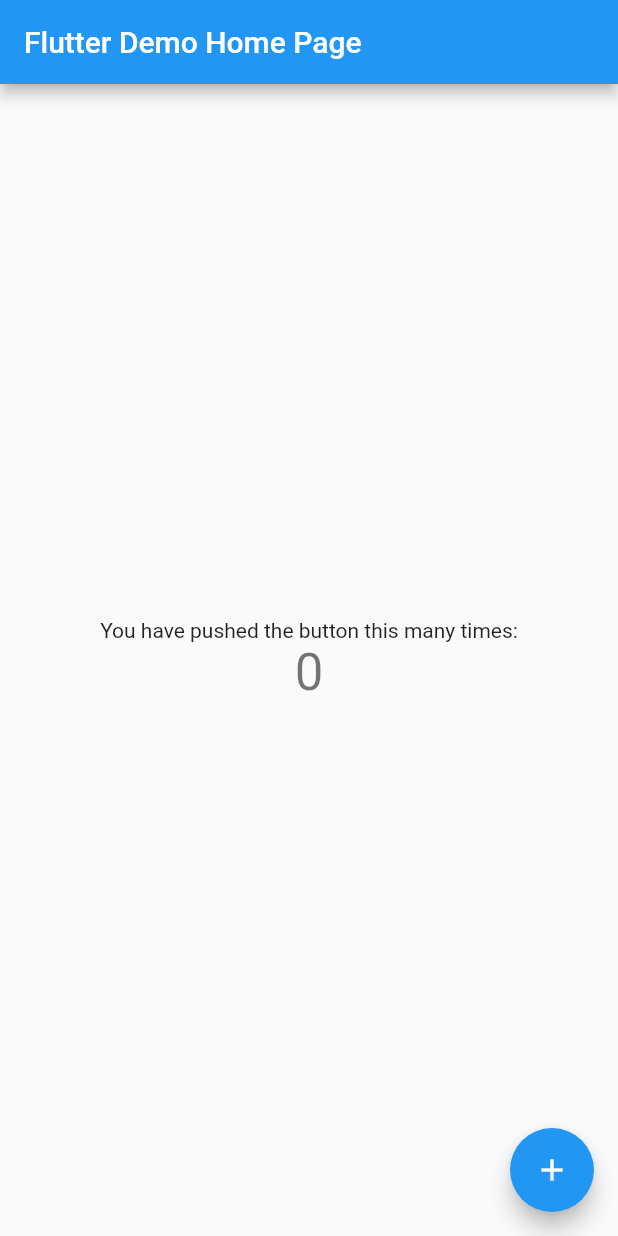
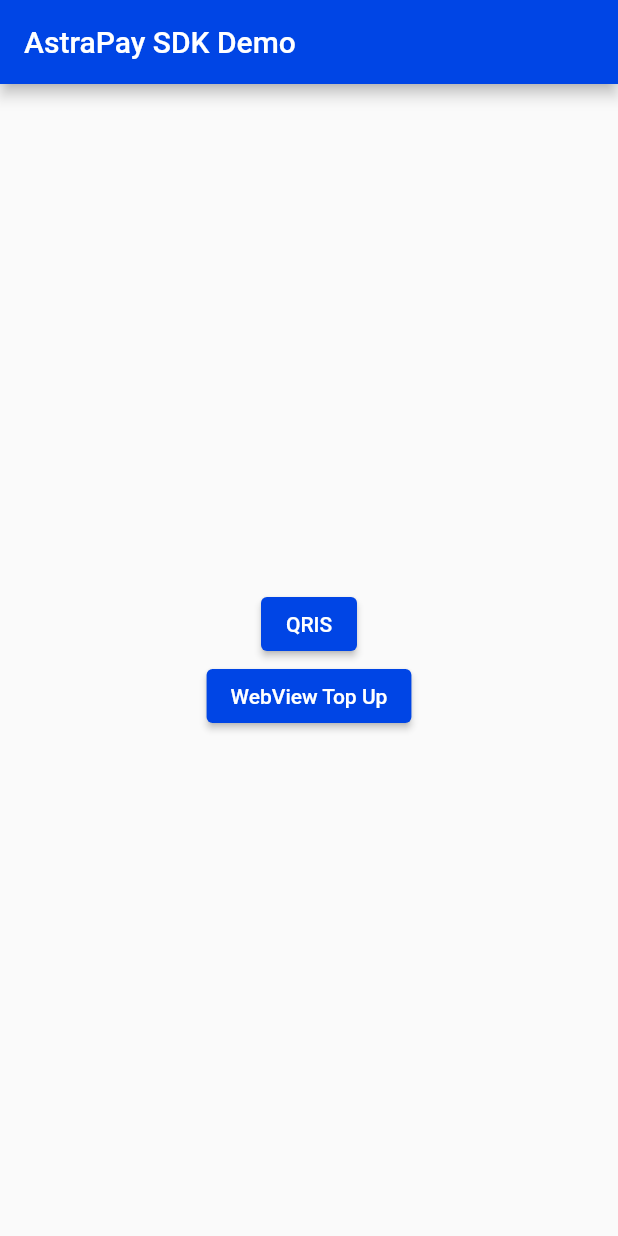
Before and after one commit to astrapay/flutter-sdk-samples, a Flutter app: the screen it shows after launch, on a phone screen of 412 x 824 dp. Run offline on Flutter 3.47's test engine with Material 2 defaults, Android fonts, the phone set to English and light mode, and no system bars.

Commit message:
add webview top up

```diff
--- /dev/null
+++ b/lib/color.dart
@@ -0,0 +1,17 @@
+import 'package:flutter/material.dart';
+
+MaterialColor astraPayColor = MaterialColor(
+  Color.fromRGBO(0, 69, 229, 1).value,
+  <int, Color>{
+    50: Color.fromRGBO(0, 69, 229, 0.1),
+    100: Color.fromRGBO(0, 69, 229, 0.2),
+    200: Color.fromRGBO(0, 69, 229, 0.3),
+    300: Color.fromRGBO(0, 69, 229, 0.4),
+    400: Color.fromRGBO(0, 69, 229, 0.5),
+    500: Color.fromRGBO(0, 69, 229, 0.6),
+    600: Color.fromRGBO(0, 69, 229, 0.7),
+    700: Color.fromRGBO(0, 69, 229, 0.8),
+    800: Color.fromRGBO(0, 69, 229, 0.9),
+    900: Color.fromRGBO(0, 69, 229, 1),
+  },
+);
--- a/lib/main.dart
+++ b/lib/main.dart
@@ -1,44 +1,27 @@
 import 'package:flutter/material.dart';
 import 'package:flutter/services.dart';
+import 'color.dart';
 
 void main() {
   runApp(MyApp());
 }
 
 class MyApp extends StatelessWidget {
-  // This widget is the root of your application.
   @override
   Widget build(BuildContext context) {
     return MaterialApp(
-      title: 'Flutter Demo',
+      title: 'AstraPay SDK',
       theme: ThemeData(
-        // This is the theme of your application.
-        //
-        // Try running your application with "flutter run". You'll see the
-        // application has a blue toolbar. Then, without quitting the app, try
-        // changing the primarySwatch below to Colors.green and then invoke
-        // "hot reload" (press "r" in the console where you ran "flutter run",
-        // or simply save your changes to "hot reload" in a Flutter IDE).
-        // Notice that the counter didn't reset back to zero; the application
-        // is not restarted.
-        primarySwatch: Colors.blue,
+        primarySwatch: astraPayColor,
       ),
-      home: MyHomePage(title: 'Flutter Demo Home Page'),
+      home: MyHomePage(title: 'AstraPay SDK Demo'),
+      debugShowCheckedModeBanner: false,
     );
   }
 }
 
 class MyHomePage extends StatefulWidget {
   MyHomePage({Key? key, required this.title}) : super(key: key);
-
-  // This widget is the home page of your application. It is stateful, meaning
-  // that it has a State object (defined below) that contains fields that affect
-  // how it looks.
-
-  // This class is the configuration for the state. It holds the values (in this
-  // case the title) provided by the parent (in this case the App widget) and
-  // used by the build method of the State. Fields in a Widget subclass are
-  // always marked "final".
 
   final String title;
 
@@ -47,20 +30,16 @@
 }
 
 class _MyHomePageState extends State<MyHomePage> {
-  int _counter = 0;
-
-  void _incrementCounter() {
-    setState(() {
-      _counter++;
-    });
-    _testOpenSdk();
-  }
-
-  Future<void> _testOpenSdk() async {
+  Future<void> _testOpenSdk(String type) async {
     const platform = const MethodChannel("channel_qris");
     try {
-      final int result = await platform.invokeMethod('startQris');
-      print(result);
+      if (type == 'qris') {
+        final int result = await platform.invokeMethod('startQris');
+        print(result);
+      } else if (type == 'webviewtopup') {
+        final int result = await platform.invokeMethod('startWebViewTopUp');
+        print(result);
+      }
     } on PlatformException catch (e) {
       print('${e.message}');
     }
@@ -68,53 +47,22 @@
 
   @override
   Widget build(BuildContext context) {
-    // This method is rerun every time setState is called, for instance as done
-    // by the _incrementCounter method above.
-    //
-    // The Flutter framework has been optimized to make rerunning build methods
-    // fast, so that you can just rebuild anything that needs updating rather
-    // than having to individually change instances of widgets.
     return Scaffold(
       appBar: AppBar(
-        // Here we take the value from the MyHomePage object that was created by
-        // the App.build method, and use it to set our appbar title.
         title: Text(widget.title),
       ),
       body: Center(
-        // Center is a layout widget. It takes a single child and positions it
-        // in the middle of the parent.
         child: Column(
-          // Column is also a layout widget. It takes a list of children and
-          // arranges them vertically. By default, it sizes itself to fit its
-          // children horizontally, and tries to be as tall as its parent.
-          //
-          // Invoke "debug painting" (press "p" in the console, choose the
-          // "Toggle Debug Paint" action from the Flutter Inspector in Android
-          // Studio, or the "Toggle Debug Paint" command in Visual Studio Code)
-          // to see the wireframe for each widget.
-          //
-          // Column has various properties to control how it sizes itself and
-          // how it positions its children. Here we use mainAxisAlignment to
-          // center the children vertically; the main axis here is the vertical
-          // axis because Columns are vertical (the cross axis would be
-          // horizontal).
           mainAxisAlignment: MainAxisAlignment.center,
           children: <Widget>[
-            Text(
-              'You have pushed the button this many times:',
-            ),
-            Text(
-              '$_counter',
-              style: Theme.of(context).textTheme.headline4,
-            ),
+            ElevatedButton(
+                onPressed: () => _testOpenSdk('qris'), child: Text('QRIS')),
+            ElevatedButton(
+                onPressed: () => _testOpenSdk('webviewtopup'),
+                child: Text('WebView Top Up')),
           ],
         ),
       ),
-      floatingActionButton: FloatingActionButton(
-        onPressed: _incrementCounter,
-        tooltip: 'Increment',
-        child: Icon(Icons.add),
-      ), // This trailing comma makes auto-formatting nicer for build methods.
     );
   }
 }
```
Also changed, not shown: pubspec.lock, 1 other file.
